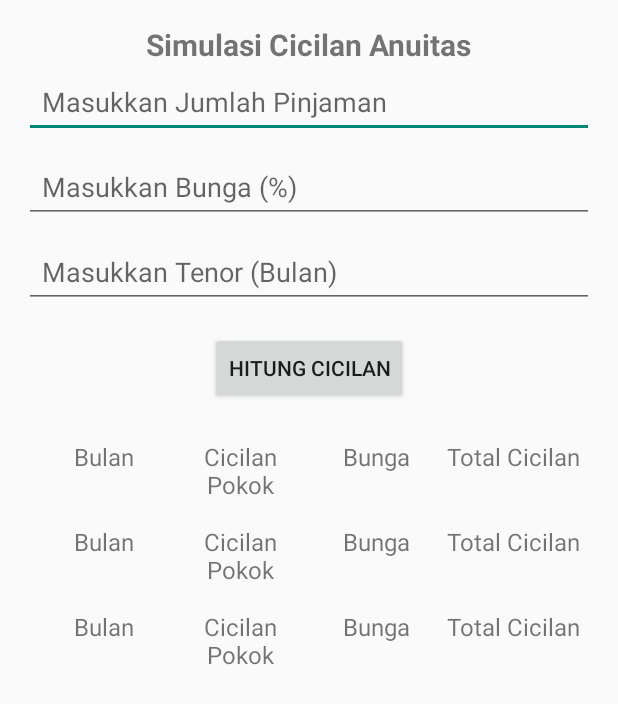
After one commit to alkautsarefendi/calculator_credit, an Android app: the layout activity_bunga_anuitas.xml on its own in the app's theme, with its tools: preview values and no code run, on a phone screen of 412 x 824 dp. The commit adds this screen. Shown: the top 704 px of the screen. Run offline under Robolectric (Android 15) with nearby library versions, the phone set to English and light mode, and no system bars.

Commit message:
Add BungaAnuitasActivity.kt

```diff
--- /dev/null
+++ b/app/src/main/res/layout/activity_bunga_anuitas.xml
@@ -0,0 +1,94 @@
+<?xml version="1.0" encoding="utf-8"?>
+<androidx.constraintlayout.widget.ConstraintLayout xmlns:android="http://schemas.android.com/apk/res/android"
+    xmlns:app="http://schemas.android.com/apk/res-auto"
+    xmlns:tools="http://schemas.android.com/tools"
+    android:layout_width="match_parent"
+    android:layout_height="match_parent"
+    tools:context=".BungaAnuitasActivity">
+
+    <!-- Title -->
+    <TextView
+        android:id="@+id/tv_titleAnuitas"
+        android:layout_width="wrap_content"
+        android:layout_height="wrap_content"
+        android:text="Simulasi Cicilan Anuitas"
+        android:textSize="20sp"
+        android:textStyle="bold"
+        android:layout_marginTop="16dp"
+        android:layout_marginBottom="16dp"
+        app:layout_constraintTop_toTopOf="parent"
+        app:layout_constraintStart_toStartOf="parent"
+        app:layout_constraintEnd_toEndOf="parent" />
+
+    <!-- Input Jumlah Pinjaman -->
+    <EditText
+        android:id="@+id/et_pinjamanAnuitas"
+        android:layout_width="0dp"
+        android:layout_height="wrap_content"
+        android:hint="Masukkan Jumlah Pinjaman"
+        android:inputType="number"
+        android:padding="12dp"
+        app:layout_constraintTop_toBottomOf="@id/tv_titleAnuitas"
+        app:layout_constraintStart_toStartOf="parent"
+        app:layout_constraintEnd_toEndOf="parent"
+        android:layout_marginStart="16dp"
+        android:layout_marginEnd="16dp" />
+
+    <!-- Input Bunga (%) -->
+    <EditText
+        android:id="@+id/et_bungaAnuitas"
+        android:layout_width="0dp"
+        android:layout_height="wrap_content"
+        android:hint="Masukkan Bunga (%)"
+        android:inputType="numberDecimal"
+        android:padding="12dp"
+        app:layout_constraintTop_toBottomOf="@id/et_pinjamanAnuitas"
+        app:layout_constraintStart_toStartOf="parent"
+        app:layout_constraintEnd_toEndOf="parent"
+        android:layout_marginStart="16dp"
+        android:layout_marginEnd="16dp"
+        android:layout_marginTop="8dp" />
+
+    <!-- Input Tenor (Bulan) -->
+    <EditText
+        android:id="@+id/et_tenorAnuitas"
+        android:layout_width="0dp"
+        android:layout_height="wrap_content"
+        android:hint="Masukkan Tenor (Bulan)"
+        android:inputType="number"
+        android:padding="12dp"
+        app:layout_constraintTop_toBottomOf="@id/et_bungaAnuitas"
+        app:layout_constraintStart_toStartOf="parent"
+        app:layout_constraintEnd_toEndOf="parent"
+        android:layout_marginStart="16dp"
+        android:layout_marginEnd="16dp"
+        android:layout_marginTop="8dp" />
+
+
+    <!-- Button Hitung -->
+    <Button
+        android:id="@+id/btn_hitungAnuitas"
+        android:layout_width="wrap_content"
+        android:layout_height="wrap_content"
+        android:text="Hitung Cicilan"
+        android:padding="12dp"
+        android:layout_marginTop="16dp"
+        app:layout_constraintTop_toBottomOf="@id/et_tenorAnuitas"
+        app:layout_constraintStart_toStartOf="parent"
+        app:layout_constraintEnd_toEndOf="parent" />
+
+    <!-- TableView for Simulasi Cicilan -->
+    <androidx.recyclerview.widget.RecyclerView
+        android:id="@+id/rv_tabel_simulasiAnuitas"
+        android:layout_width="0dp"
+        android:layout_height="0dp"
+        app:layout_constraintTop_toBottomOf="@id/btn_hitungAnuitas"
+        app:layout_constraintBottom_toBottomOf="parent"
+        app:layout_constraintStart_toStartOf="parent"
+        app:layout_constraintEnd_toEndOf="parent"
+        android:layout_marginTop="16dp"
+        android:layout_marginStart="16dp"
+        android:layout_marginEnd="16dp"
+        tools:listitem="@layout/item_simulasi_cicilan" />
+
+</androidx.constraintlayout.widget.ConstraintLayout>
--- /dev/null
+++ b/app/src/main/res/layout/item_simulasi_cicilan.xml
@@ -0,0 +1,44 @@
+<?xml version="1.0" encoding="utf-8"?>
+<LinearLayout xmlns:android="http://schemas.android.com/apk/res/android"
+    android:layout_width="match_parent"
+    android:layout_height="wrap_content"
+    android:orientation="horizontal"
+    android:padding="8dp">
+
+    <TextView
+        android:id="@+id/tv_bulan"
+        android:layout_width="0dp"
+        android:layout_height="wrap_content"
+        android:text="Bulan"
+        android:textSize="16sp"
+        android:layout_weight="1"
+        android:gravity="center" />
+
+    <TextView
+        android:id="@+id/tv_cicilan_pokok"
+        android:layout_width="0dp"
+        android:layout_height="wrap_content"
+        android:text="Cicilan Pokok"
+        android:textSize="16sp"
+        android:layout_weight="1"
+        android:gravity="center" />
+
+    <TextView
+        android:id="@+id/tv_bunga"
+        android:layout_width="0dp"
+        android:layout_height="wrap_content"
+        android:text="Bunga"
+        android:textSize="16sp"
+        android:layout_weight="1"
+        android:gravity="center" />
+
+    <TextView
+        android:id="@+id/tv_total_cicilan"
+        android:layout_width="0dp"
+        android:layout_height="wrap_content"
+        android:text="Total Cicilan"
+        android:textSize="16sp"
+        android:layout_weight="1"
+        android:gravity="center" />
+
+</LinearLayout>
```
Also changed, not shown: app/src/main/AndroidManifest.xml (+16 -0 lines), app/src/main/java/project/alkautsar/simulasikredit/BungaAnuitasActivity.kt (added, +125 -0 lines), app/src/main/java/project/alkautsar/simulasikredit/BungaEfektifActivity.kt (added, +20 -0 lines), app/src/main/java/project/alkautsar/simulasikredit/BungaTetapActivity.kt (added, +20 -0 lines), app/src/main/java/project/alkautsar/simulasikredit/MainActivity.kt (+20 -5 lines), app/src/main/java/project/alkautsar/simulasikredit/SimulasiCicilanAdapter.kt (added, +31 -0 lines), app/src/main/java/project/alkautsar/simulasikredit/Util.kt (added, +13 -0 lines), app/src/main/java/project/alkautsar/simulasikredit/model/SimulasiCicilan.kt (added, +8 -0 lines), app/src/main/res/layout/activity_bunga_efektif.xml (added, +10 -0 lines), app/src/main/res/layout/activity_bunga_tetap.xml (added, +10 -0 lines).
